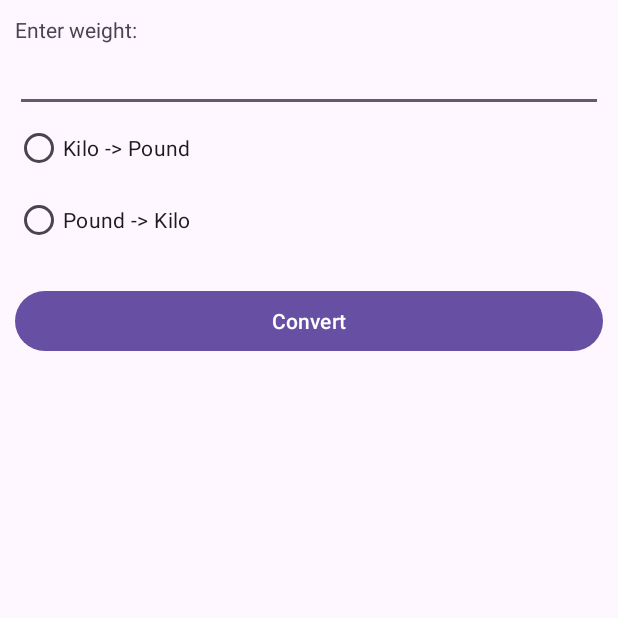
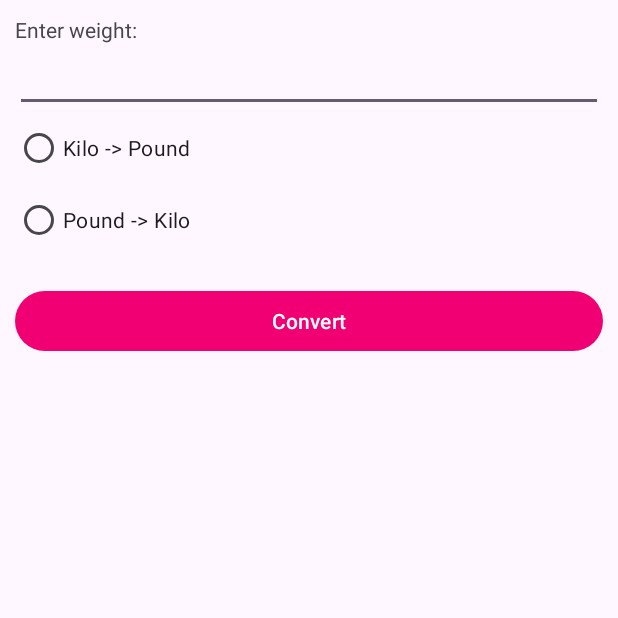
Before and after one commit to angeloj5/weightConverter, an Android app: the screen it shows after launch (MainActivity), on a phone screen of 412 x 824 dp, the top half of it. Run offline under Robolectric (Android 15) with nearby library versions, the phone set to English and light mode, and no system bars.

Commit message:
Adding styles and colors.

```diff
--- a/app/src/main/res/values-night/themes.xml
+++ b/app/src/main/res/values-night/themes.xml
@@ -1,7 +1,7 @@
 <resources xmlns:tools="http://schemas.android.com/tools">
     <!-- Base application theme. -->
     <style name="Base.Theme.WeightConverter" parent="Theme.Material3.DayNight.NoActionBar">
-        <!-- Customize your dark theme here. -->
-        <!-- <item name="colorPrimary">@color/my_dark_primary</item> -->
+        <item name="colorPrimary">@color/LightBlue</item>
+        <item name="colorOnPrimary">@color/black</item>
     </style>
 </resources>
--- a/app/src/main/res/values/colors.xml
+++ b/app/src/main/res/values/colors.xml
@@ -2,4 +2,6 @@
 <resources>
     <color name="black">#FF000000</color>
     <color name="white">#FFFFFFFF</color>
+    <color name="MxPink">#F00073</color>
+    <color name="LightBlue">#00E1FF</color>
 </resources>
--- a/app/src/main/res/values/themes.xml
+++ b/app/src/main/res/values/themes.xml
@@ -1,8 +1,8 @@
 <resources xmlns:tools="http://schemas.android.com/tools">
     <!-- Base application theme. -->
     <style name="Base.Theme.WeightConverter" parent="Theme.Material3.DayNight.NoActionBar">
-        <!-- Customize your light theme here. -->
-        <!-- <item name="colorPrimary">@color/my_light_primary</item> -->
+        <item name="colorPrimary">@color/MxPink</item>
+        <item name="colorOnPrimary">@color/white</item>
     </style>
 
     <style name="Theme.WeightConverter" parent="Base.Theme.WeightConverter" />
```
